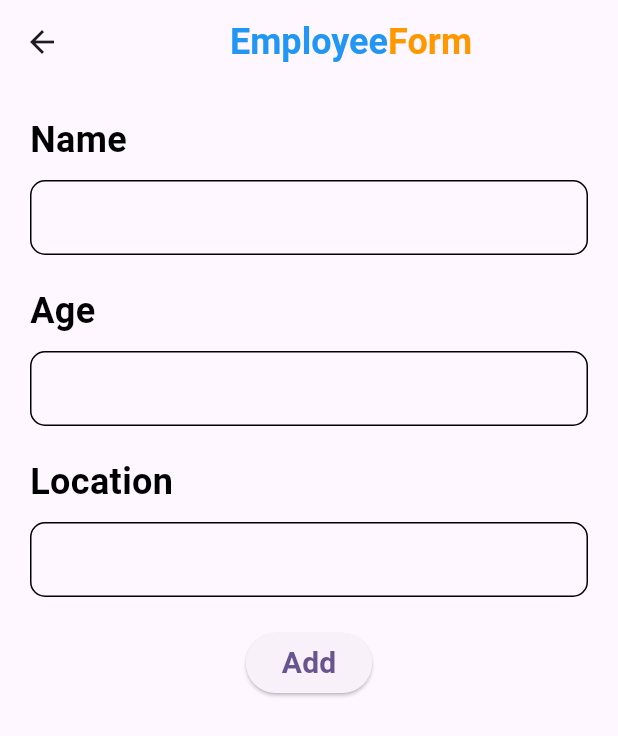
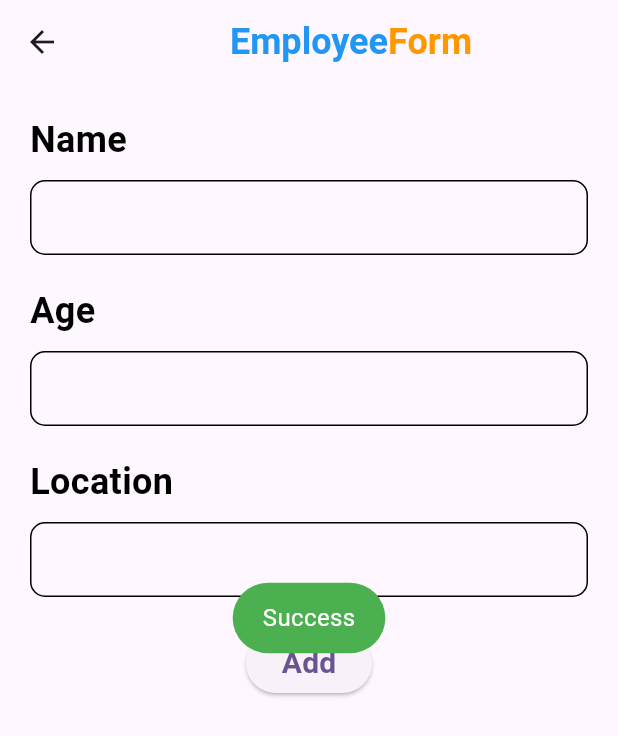
Before and after one commit to rCotche/crudExampleFirebase, a Flutter app: the Employee screen opened directly, after a tap on "Add", on a phone screen of 412 x 824 dp. Shown: the top 736 px of the screen. Run offline on Flutter 3.47's test engine with Material 3 defaults, Android fonts, the light colour scheme and no system bars; our stand-ins replace cloud_firestore, firebase_core, fluttertoast, random_string; accounts and stored records are empty.

Commit message:
add done

```diff
--- a/lib/main.dart
+++ b/lib/main.dart
@@ -1,7 +1,18 @@
 import 'package:crud_example_firebase/pages/home.dart';
+import 'package:firebase_core/firebase_core.dart';
 import 'package:flutter/material.dart';
 
-void main() {
+void main() async {
+  //WidgetsFlutterBinding est une classe qui lie le framework Flutter
+  //à la plateforme sous-jacente. L'appel de ensureInitialized s'assure
+  //que cette liaison est en place
+  //avant que d'autres opérations ne soient effectuées.
+  //Cette méthode est souvent utilisée en début de programme,
+  //avant de faire appel à des fonctions asynchrones
+  //ou d'utiliser des packages qui nécessitent une initialisation préalable.
+  WidgetsFlutterBinding.ensureInitialized();
+  //utilisée pour initialiser les services Firebase
+  await Firebase.initializeApp();
   runApp(const MyApp());
 }
 
--- a/lib/pages/employee.dart
+++ b/lib/pages/employee.dart
@@ -1,4 +1,7 @@
+import 'package:crud_example_firebase/service/database.dart';
 import 'package:flutter/material.dart';
+import 'package:fluttertoast/fluttertoast.dart';
+import 'package:random_string/random_string.dart';
 
 class Employee extends StatefulWidget {
   const Employee({super.key});
@@ -8,6 +11,19 @@ class Employee extends StatefulWidget {
 }
 
 class _EmployeeState extends State<Employee> {
+  //
+  TextEditingController nameController = TextEditingController();
+  TextEditingController ageController = TextEditingController();
+  TextEditingController locationController = TextEditingController();
+
+  @override
+  void dispose() {
+    nameController.dispose();
+    ageController.dispose();
+    locationController.dispose();
+    super.dispose();
+  }
+
   @override
   Widget build(BuildContext context) {
     return Scaffold(
@@ -41,6 +57,7 @@ class _EmployeeState extends State<Employee> {
         child: Column(
           crossAxisAlignment: CrossAxisAlignment.start,
           children: [
+            //name
             const Text(
               'Name',
               style: TextStyle(
@@ -58,13 +75,16 @@ class _EmployeeState extends State<Employee> {
                 border: Border.all(),
                 borderRadius: BorderRadius.circular(10),
               ),
-              child: const TextField(
-                decoration: InputDecoration(border: InputBorder.none),
+              child: TextField(
+                controller: nameController,
+                decoration: const InputDecoration(border: InputBorder.none),
               ),
             ),
             const SizedBox(
               height: 20,
             ),
+
+            //age
             const Text(
               'Age',
               style: TextStyle(
@@ -82,13 +102,16 @@ class _EmployeeState extends State<Employee> {
                 border: Border.all(),
                 borderRadius: BorderRadius.circular(10),
               ),
-              child: const TextField(
-                decoration: InputDecoration(border: InputBorder.none),
+              child: TextField(
+                controller: ageController,
+                decoration: const InputDecoration(border: InputBorder.none),
               ),
             ),
             const SizedBox(
               height: 20,
             ),
+
+            //location
             const Text(
               'Location',
               style: TextStyle(
@@ -106,16 +129,51 @@ class _EmployeeState extends State<Employee> {
                 border: Border.all(),
                 borderRadius: BorderRadius.circular(10),
               ),
-              child: const TextField(
-                decoration: InputDecoration(border: InputBorder.none),
+              child: TextField(
+                controller: locationController,
+                decoration: const InputDecoration(border: InputBorder.none),
               ),
             ),
             const SizedBox(
               height: 20,
             ),
+
+            //button add
             Center(
               child: ElevatedButton(
-                onPressed: () {},
+                onPressed: () async {
+                  //random_string package
+                  //generate id
+                  String Id = randomAlphaNumeric(10);
+
+                  //
+                  Map<String, dynamic> employeeInfoMap = {
+                    "Id": Id,
+                    "Name": nameController.text,
+                    "Age": ageController.text,
+                    "Location": locationController.text,
+                  };
+
+                  //call the class directly
+                  //async/ await parce qu"on interagit avec firebase
+                  //server distant
+
+                  //function then fournit par dart
+                  //Register callbacks to be called when this future completes.
+                  //quand ma fonction addEmployeeDetails est terminé "then what"
+                  await DatabaseMethods()
+                      .addEmployeeDetails(employeeInfoMap, Id)
+                      .then((value) {
+                    Fluttertoast.showToast(
+                        msg: "Success",
+                        toastLength: Toast.LENGTH_SHORT,
+                        gravity: ToastGravity.CENTER,
+                        timeInSecForIosWeb: 1,
+                        backgroundColor: Colors.green,
+                        textColor: Colors.white,
+                        fontSize: 16.0);
+                  });
+                },
                 child: const Text(
                   'Add',
                   style: TextStyle(fontSize: 20, fontWeight: FontWeight.bold),
--- a/lib/service/database.dart
+++ b/lib/service/database.dart
@@ -1 +1,11 @@
-class DatabaseMethods {}
+import 'package:cloud_firestore/cloud_firestore.dart';
+
+class DatabaseMethods {
+  Future<void> addEmployeeDetails(
+      Map<String, dynamic> employeeInfoMap, String id) async {
+    return await FirebaseFirestore.instance
+        .collection("Employee")
+        .doc(id)
+        .set(employeeInfoMap);
+  }
+}
--- a/pubspec.yaml
+++ b/pubspec.yaml
@@ -37,6 +37,8 @@ dependencies:
   cupertino_icons: ^1.0.6
   firebase_core: ^3.1.0
   cloud_firestore: ^5.0.1
+  random_string: ^2.3.1
+  fluttertoast: ^8.2.6
 
 dev_dependencies:
   flutter_test:
```
Also changed, not shown: pubspec.lock.
